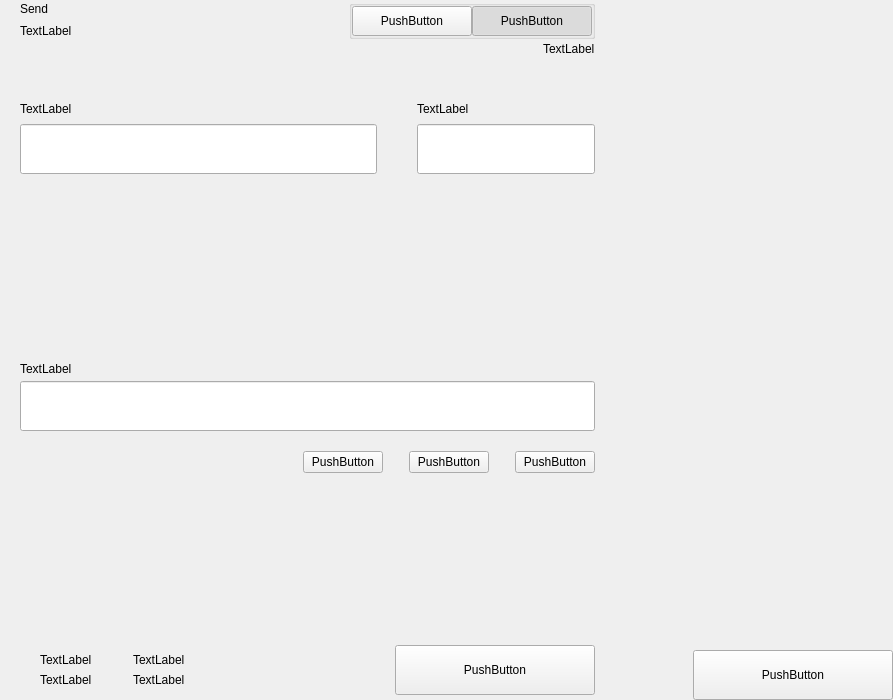
Before: the Qt Designer form src/qt/pivx/forms/send.ui in RapidsOfficial/Rapids, drawn with Qt 5.
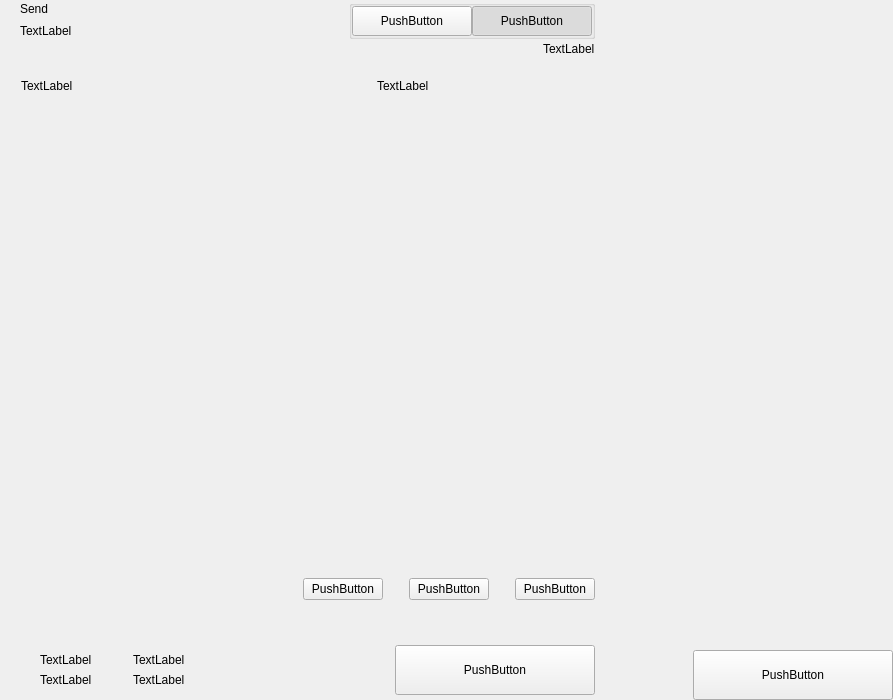
After: the same form once the commit is applied. Custom widgets are drawn as their Qt base class.

Commit message: send quarter connected

What changed in the file:
```diff
--- a/src/qt/pivx/forms/send.ui
+++ b/src/qt/pivx/forms/send.ui
@@ -32,6 +32,9 @@
    <item>
     <widget class="QWidget" name="left" native="true">
      <layout class="QVBoxLayout" name="verticalLayout_3">
+      <property name="spacing">
+       <number>0</number>
+      </property>
       <property name="leftMargin">
        <number>0</number>
       </property>
@@ -45,7 +48,7 @@
        <number>0</number>
       </property>
       <item>
-       <layout class="QVBoxLayout" name="verticalLayout_2">
+       <layout class="QVBoxLayout" name="verticalLayout_2" stretch="0,0,6,0,1,0,0,0,0">
         <property name="spacing">
          <number>0</number>
         </property>
@@ -211,107 +214,43 @@
           <property name="sizeHint" stdset="0">
            <size>
             <width>20</width>
-            <height>40</height>
+            <height>20</height>
            </size>
           </property>
          </spacer>
         </item>
         <item>
-         <layout class="QHBoxLayout" name="horizontalLayout_6" stretch="2,0,1">
+         <layout class="QHBoxLayout" name="horizontalLayout" stretch="3,0,2">
           <property name="spacing">
            <number>0</number>
           </property>
           <property name="leftMargin">
-           <number>20</number>
+           <number>10</number>
+          </property>
+          <property name="topMargin">
+           <number>0</number>
+          </property>
+          <property name="rightMargin">
+           <number>0</number>
+          </property>
+          <property name="bottomMargin">
+           <number>0</number>
           </property>
           <item>
-           <layout class="QVBoxLayout" name="verticalLayout_7">
+           <layout class="QVBoxLayout" name="verticalLayout">
             <property name="spacing">
-             <number>5</number>
+             <number>0</number>
             </property>
             <item>
              <widget class="QLabel" name="labelSubtitleAddress">
-              <property name="minimumSize">
-               <size>
-                <width>0</width>
-                <height>20</height>
-               </size>
-              </property>
-              <property name="maximumSize">
-               <size>
-                <width>16777215</width>
-                <height>20</height>
-               </size>
+              <property name="styleSheet">
+               <string notr="true">margin-left:8px;</string>
               </property>
               <property name="text">
                <string>TextLabel</string>
               </property>
              </widget>
             </item>
-            <item>
-             <widget class="QStackedWidget" name="stackedWidget_2">
-              <property name="minimumSize">
-               <size>
-                <width>0</width>
-                <height>50</height>
-               </size>
-              </property>
-              <property name="maximumSize">
-               <size>
-                <width>16777215</width>
-                <height>50</height>
-               </size>
-              </property>
-              <widget class="QWidget" name="page_4">
-               <property name="minimumSize">
-                <size>
-                 <width>0</width>
-                 <height>50</height>
-                </size>
-               </property>
-               <property name="maximumSize">
-                <size>
-                 <width>16777215</width>
-                 <height>50</height>
-                </size>
-               </property>
-               <layout class="QVBoxLayout" name="verticalLayout_7">
-                <property name="spacing">
-                 <number>0</number>
-                </property>
-                <property name="leftMargin">
-                 <number>0</number>
-                </property>
-                <property name="topMargin">
-                 <number>0</number>
-                </property>
-                <property name="rightMargin">
-                 <number>0</number>
-                </property>
-                <property name="bottomMargin">
-                 <number>0</number>
-                </property>
-                <item>
-                 <widget class="QLineEdit" name="lineEditAddress">
-                  <property name="minimumSize">
-                   <size>
-                    <width>0</width>
-                    <height>50</height>
-                   </size>
-                  </property>
-                  <property name="maximumSize">
-                   <size>
-                    <width>16777215</width>
-                    <height>50</height>
-                   </size>
-                  </property>
-                 </widget>
-                </item>
-               </layout>
-              </widget>
-              <widget class="QWidget" name="page_3"/>
-             </widget>
-            </item>
            </layout>
           </item>
           <item>
@@ -325,15 +264,15 @@
             <property name="sizeHint" stdset="0">
              <size>
               <width>40</width>
-              <height>20</height>
+              <height>1</height>
              </size>
             </property>
            </spacer>
           </item>
           <item>
-           <layout class="QVBoxLayout" name="verticalLayout_8">
+           <layout class="QVBoxLayout" name="verticalLayout_2">
             <property name="spacing">
-             <number>5</number>
+             <number>0</number>
             </property>
             <item>
              <widget class="QLabel" name="labelSubtitleAmount">
@@ -342,48 +281,17 @@
               </property>
              </widget>
             </item>
-            <item>
-             <widget class="QLineEdit" name="lineEditAmount">
-              <property name="minimumSize">
-               <size>
-                <width>0</width>
-                <height>50</height>
-               </size>
-              </property>
-              <property name="maximumSize">
-               <size>
-                <width>16777215</width>
-                <height>50</height>
-               </size>
-              </property>
-             </widget>
-            </item>
            </layout>
           </item>
          </layout>
         </item>
-        <item>
-         <spacer name="verticalSpacer_3">
-          <property name="orientation">
-           <enum>Qt::Vertical</enum>
-          </property>
-          <property name="sizeType">
-           <enum>QSizePolicy::Fixed</enum>
-          </property>
-          <property name="sizeHint" stdset="0">
-           <size>
-            <width>20</width>
-            <height>20</height>
-           </size>
-          </property>
-         </spacer>
-        </item>
         <item>
          <widget class="QScrollArea" name="scrollArea">
           <property name="styleSheet">
            <string notr="true">#scrollArea {
- background:transparent;
-}</string>
+            background:transparent;
+            margin-top:10px;
+            }</string>
           </property>
           <property name="horizontalScrollBarPolicy">
            <enum>Qt::ScrollBarAlwaysOff</enum>
@@ -440,50 +348,6 @@
           </widget>
          </widget>
         </item>
-        <item>
-         <widget class="QWidget" name="layoutLabel" native="true">
-          <layout class="QVBoxLayout" name="verticalLayout_9">
-           <property name="spacing">
-            <number>5</number>
-           </property>
-           <property name="leftMargin">
-            <number>20</number>
-           </property>
-           <property name="topMargin">
-            <number>0</number>
-           </property>
-           <property name="rightMargin">
-            <number>0</number>
-           </property>
-           <property name="bottomMargin">
-            <number>0</number>
-           </property>
-           <item>
-            <widget class="QLabel" name="labelSubtitleDescription">
-             <property name="text">
-              <string>TextLabel</string>
-             </property>
-            </widget>
-           </item>
-           <item>
-            <widget class="QLineEdit" name="lineEditDescription">
-             <property name="minimumSize">
-              <size>
-               <width>0</width>
-               <height>50</height>
-              </size>
-             </property>
-             <property name="maximumSize">
-              <size>
-               <width>16777215</width>
-               <height>50</height>
-              </size>
-             </property>
-            </widget>
-           </item>
-          </layout>
-         </widget>
-        </item>
         <item>
          <spacer name="verticalSpacer_4">
           <property name="orientation">
```
Left out of the diff: 15 changed lines with no effect on the pictures. The commit also changes 7 other files.
